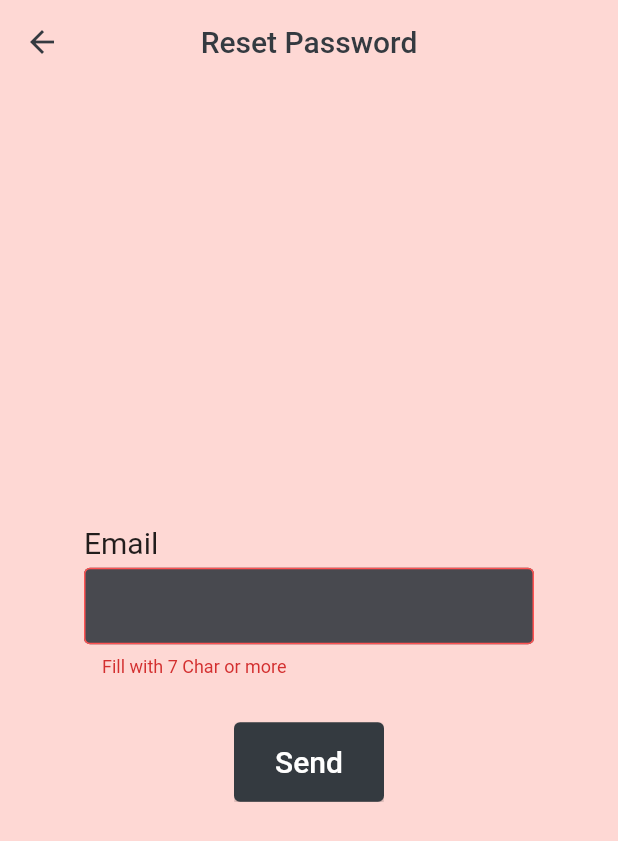
After one commit to laith261/lemondes, a Flutter app: the Reset screen opened directly, after a tap on "Send", on a phone screen of 412 x 824 dp. The commit adds this screen. Shown: the top 841 px of the screen. Run offline on Flutter 3.47's test engine with Material 2 defaults, Android fonts, the phone set to English and light mode, and no system bars; our stand-ins replace cached_network_image, firebase_core, firebase_messaging, flutter_svg, shared_preferences; accounts and stored records are empty.

Commit message:
Formatting and add Password Reset Page

```diff
--- a/lib/Pages/Home.dart
+++ b/lib/Pages/Home.dart
@@ -16,7 +16,6 @@ class Home extends StatefulWidget {
 }
 
 class _HomeState extends State<Home> {
-
   @override
   void initState() {
     super.initState();
--- /dev/null
+++ b/lib/Pages/Reset.dart
@@ -0,0 +1,101 @@
+import 'package:flutter/material.dart';
+
+import '../Functions/Functions.dart';
+import '../Widgets/for_all.dart';
+
+class Reset extends StatefulWidget {
+  const Reset({Key? key}) : super(key: key);
+
+  @override
+  State<Reset> createState() => _ResetState();
+}
+
+class _ResetState extends State<Reset> {
+  var form = GlobalKey<FormState>();
+  bool send = false;
+  String email = "";
+
+  @override
+  Widget build(BuildContext context) {
+    return SafeArea(
+      child: Scaffold(
+        appBar: AppBar(
+          title: const Text("Reset Password"),
+        ),
+        body: SizedBox(
+          width: double.infinity,
+          height: double.infinity,
+          child: Center(
+            child: SingleChildScrollView(
+              child: SizedBox(
+                width: 300,
+                child: Form(
+                  key: form,
+                  child: Column(
+                    mainAxisSize: MainAxisSize.min,
+                    children: [
+                      const SizedBox(
+                        height: 25,
+                      ),
+                      MyInput(
+                        save: (value) => email = value!,
+                        label: 'Email',
+                        valida: (value) {
+                          if (value == null ||
+                              value.isEmpty ||
+                              value.length < 6) {
+                            return "Fill with 7 Char or more";
+                          }
+                          return null;
+                        },
+                      ),
+                      const SizedBox(
+                        height: 30,
+                      ),
+                      AnimatedCrossFade(
+                        firstChild: const Padding(
+                          padding: EdgeInsets.all(8.0),
+                          child: Loading(),
+                        ),
+                        secondChild: SizedBox(
+                          width: 100,
+                          child: ElevatedButton(
+                            onPressed: () {
+                              if (form.currentState!.validate()) {
+                                form.currentState!.save();
+                                setState(() => send = true);
+                                https.postMap({"password-reset": email}).then(
+                                    (value) {
+                                  if (value["st"]) {
+                                    setState(() => send = false);
+                                    snakBar(
+                                        value['mess'], value["st"], context);
+                                  }
+                                });
+                              }
+                            },
+                            child: const Text(
+                              "Send",
+                              style: TextStyle(fontSize: 20),
+                            ),
+                          ),
+                        ),
+                        crossFadeState: send
+                            ? CrossFadeState.showFirst
+                            : CrossFadeState.showSecond,
+                        duration: const Duration(milliseconds: 500),
+                      ),
+                      const SizedBox(
+                        height: 20,
+                      ),
+                    ],
+                  ),
+                ),
+              ),
+            ),
+          ),
+        ),
+      ),
+    );
+  }
+}
```
